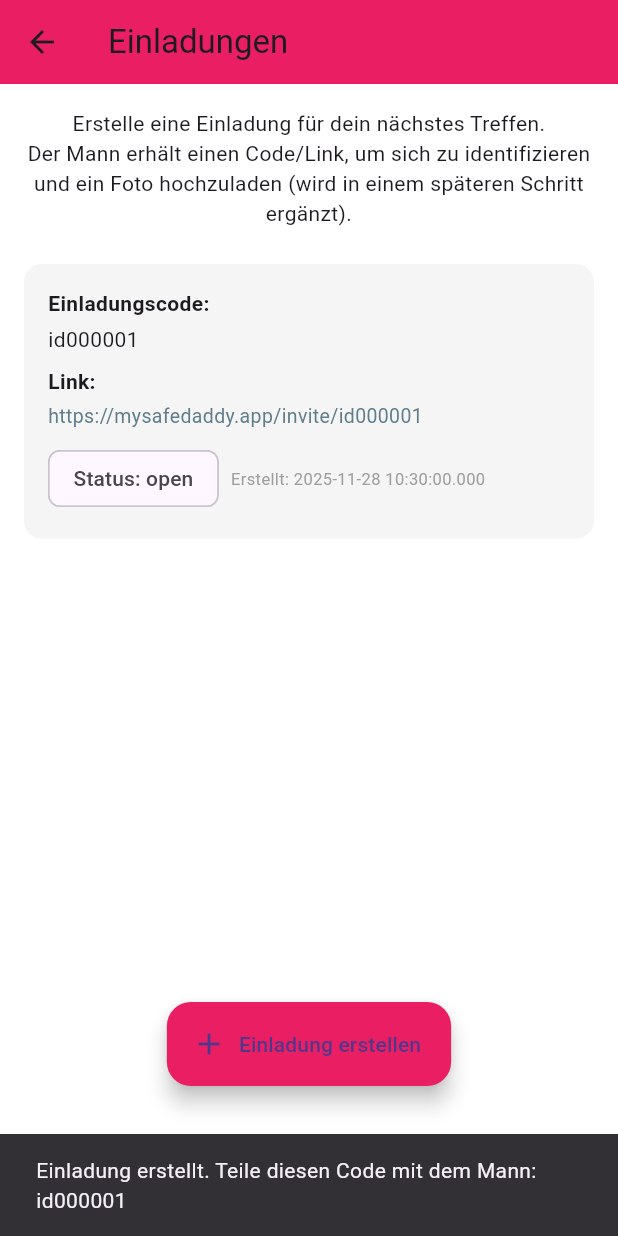
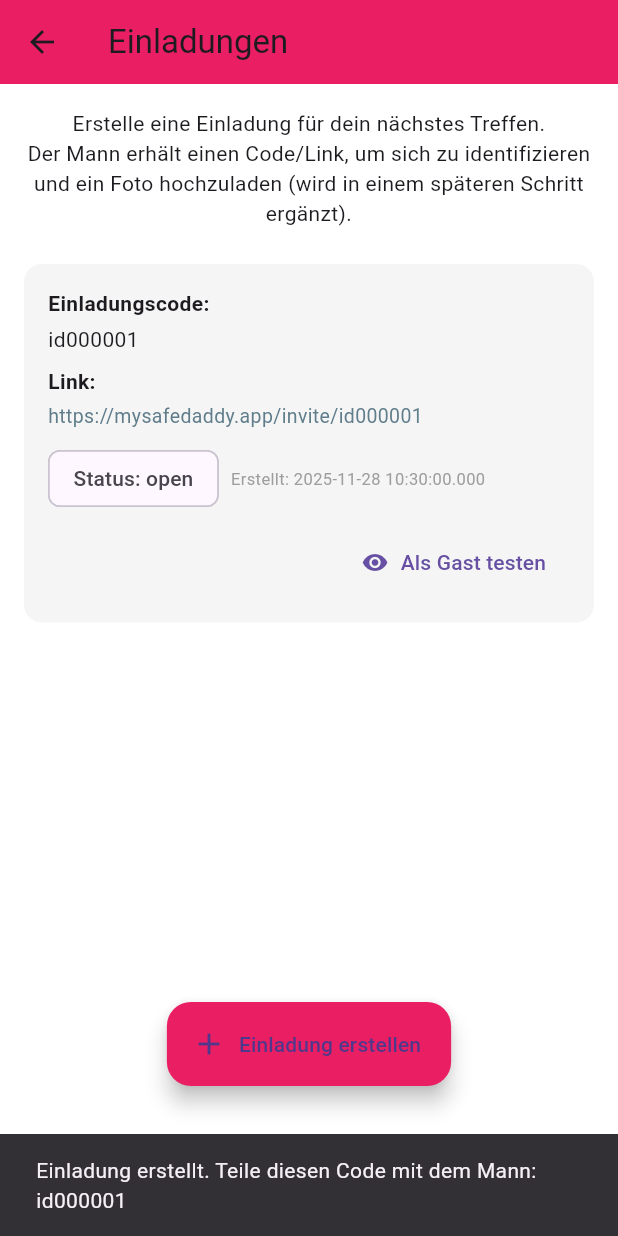
Before and after one commit to skberlin/mysafedaddy, a Flutter app: the InvitationScreen screen opened by its route, after a tap on "Einladung erstellen", on a phone screen of 412 x 824 dp. Run offline on Flutter 3.47's test engine with Material 3 defaults, Android fonts, the phone set to English and light mode, and no system bars; our stand-ins replace cloud_firestore, firebase_auth, firebase_core; accounts and stored records are empty.

Commit message:
feat(invitation): Gast-Ident-Check implementiert (Basisdaten, Firestore-Update, UI & Flow)

```diff
--- a/lib/core/router/app_router.dart
+++ b/lib/core/router/app_router.dart
@@ -10,6 +10,7 @@ import '../../features/home/presentation/screens/home_screen.dart';
 import '../../features/emergency_contacts/presentation/screens/emergency_contacts_screen.dart';
 import '../../features/safety_timer/presentation/screens/safety_timer_screen.dart';
 import '../../features/invitation/presentation/screens/invitation_screen.dart';
+import '../../features/invitation/presentation/screens/guest_invite_screen.dart';
 
 class AppRouter {
   static Route<dynamic>? generateRoute(RouteSettings settings) {
@@ -65,6 +66,13 @@ class AppRouter {
       case '/invitation':
         return MaterialPageRoute(builder: (_) => const InvitationScreen());
 
+      case '/invite-guest':
+        // erwartet: arguments = String inviteId
+        final inviteId = settings.arguments as String;
+        return MaterialPageRoute(
+          builder: (_) => GuestInviteScreen(inviteId: inviteId),
+        );
+
       default:
         return MaterialPageRoute(
           builder: (_) => const Scaffold(
--- a/lib/features/invitation/presentation/screens/invitation_screen.dart
+++ b/lib/features/invitation/presentation/screens/invitation_screen.dart
@@ -27,22 +27,36 @@ class _InvitationScreenState extends State<InvitationScreen> {
     }
   }
 
-  CollectionReference<Map<String, dynamic>> _invitesRef() {
+  CollectionReference<Map<String, dynamic>> _userInvitesRef() {
     return FirebaseFirestore.instance
         .collection('users')
         .doc(_uid)
         .collection('invites');
   }
 
+  CollectionReference<Map<String, dynamic>> _globalInvitesRef() {
+    return FirebaseFirestore.instance.collection('invites');
+  }
+
   Future<void> _createInvite() async {
     if (_uid == null) return;
 
-    final docRef = await _invitesRef().add({
+    // 1. Top-Level-Dokument mit zufälliger ID erzeugen
+    final globalDoc = _globalInvitesRef().doc();
+    final inviteId = globalDoc.id;
+
+    final data = {
+      'ownerUid': _uid,
       'createdAt': FieldValue.serverTimestamp(),
       'status': 'open', // open / used / cancelled
-    });
+      'verifiedBasic': false,
+    };
 
-    final inviteId = docRef.id;
+    // 2. In globaler Collection speichern
+    await globalDoc.set(data);
+
+    // 3. Für die Frau in ihrer Subcollection spiegeln
+    await _userInvitesRef().doc(inviteId).set(data);
 
     if (!mounted) return;
     ScaffoldMessenger.of(context).showSnackBar(
@@ -86,7 +100,7 @@ class _InvitationScreenState extends State<InvitationScreen> {
           ),
           Expanded(
             child: StreamBuilder<QuerySnapshot<Map<String, dynamic>>>(
-              stream: _invitesRef()
+              stream: _userInvitesRef()
                   .orderBy('createdAt', descending: true)
                   .snapshots(),
               builder: (context, snapshot) {
@@ -127,9 +141,9 @@ class _InvitationScreenState extends State<InvitationScreen> {
                       child: Column(
                         crossAxisAlignment: CrossAxisAlignment.start,
                         children: [
-                          Text(
+                          const Text(
                             "Einladungscode:",
-                            style: const TextStyle(
+                            style: TextStyle(
                               fontWeight: FontWeight.bold,
                             ),
                           ),
@@ -139,9 +153,9 @@ class _InvitationScreenState extends State<InvitationScreen> {
                             style: const TextStyle(fontSize: 14),
                           ),
                           const SizedBox(height: 8),
-                          Text(
+                          const Text(
                             "Link:",
-                            style: const TextStyle(
+                            style: TextStyle(
                               fontWeight: FontWeight.bold,
                             ),
                           ),
@@ -170,6 +184,21 @@ class _InvitationScreenState extends State<InvitationScreen> {
                                 ),
                             ],
                           ),
+                          const SizedBox(height: 8),
+                          Align(
+                            alignment: Alignment.centerRight,
+                            child: TextButton.icon(
+                              onPressed: () {
+                                Navigator.pushNamed(
+                                  context,
+                                  '/invite-guest',
+                                  arguments: inviteId,
+                                );
+                              },
+                              icon: const Icon(Icons.visibility),
+                              label: const Text("Als Gast testen"),
+                            ),
+                          ),
                         ],
                       ),
                     );
```
Also changed, not shown: lib/features/invitation/presentation/screens/guest_invite_screen.dart (added, +229 -0 lines).
